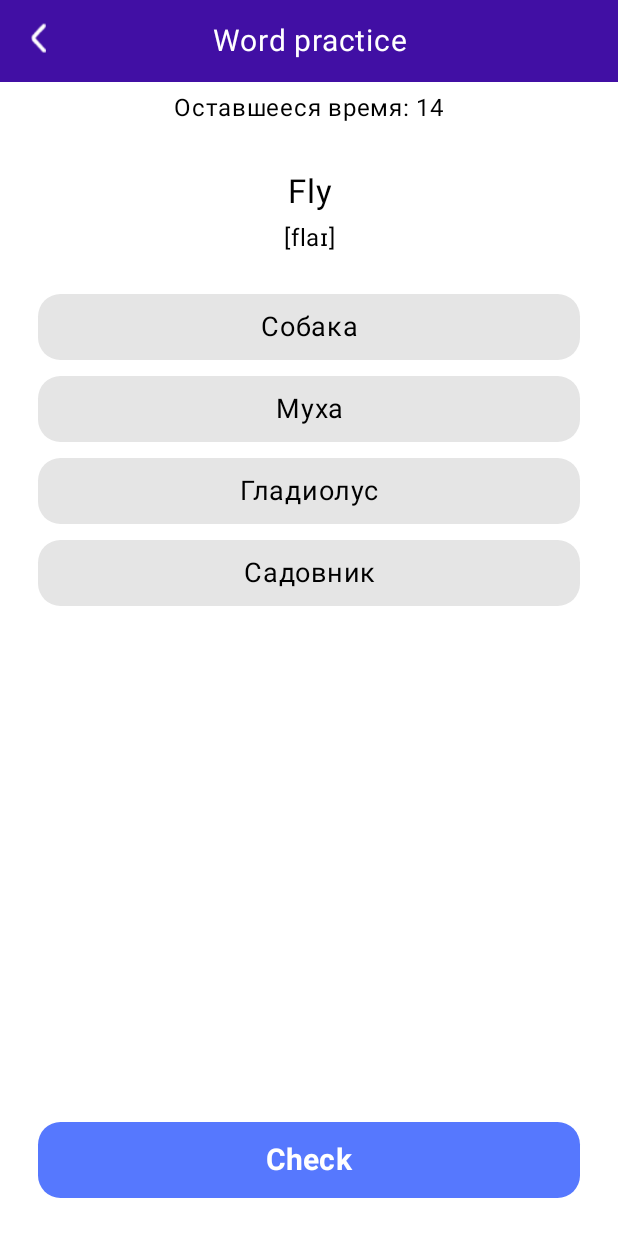
After one commit to Borisova-Pauline/ProffTask, an Android app built with Jetpack Compose: the GameScreen screen opened through its navigation route, on a phone screen of 412 x 824 dp. The commit adds this screen. Run offline under Robolectric (Android 15) with nearby library versions, the phone set to English and light mode, and no system bars.

Commit message:
game done

```diff
--- a/app/src/main/java/com/tomli/profftask/MainActivity.kt
+++ b/app/src/main/java/com/tomli/profftask/MainActivity.kt
@@ -30,6 +30,7 @@ import androidx.navigation.compose.composable
 import androidx.navigation.compose.rememberNavController
 import androidx.navigation.navArgument
 import com.tomli.profftask.screens.ChooseRightScreen
+import com.tomli.profftask.screens.GameScreen
 import com.tomli.profftask.screens.GuessAnimal
 import com.tomli.profftask.screens.LanguageSelect
 import com.tomli.profftask.screens.LogIn
@@ -135,6 +136,9 @@ fun ComposeNavigation(onThemeChange:()->Unit) {
         composable("resize_image_screen") {
             ResizeImage(navController)
         }
+        composable("game_screen") {
+            GameScreen(navController)
+        }
     }
 }
 
--- a/app/src/main/java/com/tomli/profftask/screens/ChooseRightAnswer.kt
+++ b/app/src/main/java/com/tomli/profftask/screens/ChooseRightAnswer.kt
@@ -61,7 +61,7 @@ fun ChooseRightScreen(navController: NavController, proffViewModel: ProffViewMod
     val down = WindowInsets.navigationBars.asPaddingValues().calculateBottomPadding()
 
     val numsList = remember { mutableStateOf(generateFourNums()) }
-    val word = remember { mutableStateOf(numsList.value[Random.nextInt(0, 3)])}
+    val word = remember { mutableStateOf(numsList.value[Random.nextInt(0, 4)])}
     val chosenVar = remember { mutableStateOf(-1) }
     var checkAnswer = remember { mutableStateOf(false) }
     Column(modifier = Modifier.fillMaxSize().background(MaterialTheme.colorScheme.background).padding(bottom = down)) {
--- /dev/null
+++ b/app/src/main/java/com/tomli/profftask/screens/GameScreen.kt
@@ -0,0 +1,269 @@
+package com.tomli.profftask.screens
+
+import android.widget.Toast
+import androidx.compose.foundation.Image
+import androidx.compose.foundation.background
+import androidx.compose.foundation.clickable
+import androidx.compose.foundation.layout.Box
+import androidx.compose.foundation.layout.Column
+import androidx.compose.foundation.layout.Spacer
+import androidx.compose.foundation.layout.WindowInsets
+import androidx.compose.foundation.layout.asPaddingValues
+import androidx.compose.foundation.layout.fillMaxSize
+import androidx.compose.foundation.layout.fillMaxWidth
+import androidx.compose.foundation.layout.height
+import androidx.compose.foundation.layout.navigationBars
+import androidx.compose.foundation.layout.padding
+import androidx.compose.foundation.layout.size
+import androidx.compose.foundation.layout.statusBars
+import androidx.compose.foundation.lazy.LazyColumn
+import androidx.compose.foundation.lazy.items
+import androidx.compose.foundation.shape.RoundedCornerShape
+import androidx.compose.material3.Button
+import androidx.compose.material3.ButtonDefaults
+import androidx.compose.material3.MaterialTheme
+import androidx.compose.material3.Text
+import androidx.compose.runtime.Composable
+import androidx.compose.runtime.LaunchedEffect
+import androidx.compose.runtime.mutableStateOf
+import androidx.compose.runtime.remember
+import androidx.compose.ui.Alignment
+import androidx.compose.ui.Modifier
+import androidx.compose.ui.graphics.Color
+import androidx.compose.ui.platform.LocalContext
+import androidx.compose.ui.res.painterResource
+import androidx.compose.ui.text.font.FontWeight
+import androidx.compose.ui.text.style.TextAlign
+import androidx.compose.ui.unit.dp
+import androidx.compose.ui.unit.sp
+import androidx.lifecycle.viewmodel.compose.viewModel
+import androidx.navigation.NavController
+import com.tomli.profftask.R
+import com.tomli.profftask.databases.ProffViewModel
+import com.tomli.profftask.ui.theme.BlueButtonColor
+import com.tomli.profftask.ui.theme.GreenRight
+import com.tomli.profftask.ui.theme.PurpleApp
+import com.tomli.profftask.ui.theme.RedPinkColor
+import kotlinx.coroutines.delay
+import kotlin.random.Random
+
+@Composable
+fun GameScreen(navController: NavController){
+    val context = LocalContext.current
+    val up = WindowInsets.statusBars.asPaddingValues().calculateTopPadding()
+    val down = WindowInsets.navigationBars.asPaddingValues().calculateBottomPadding()
+
+    val numsList = remember { mutableStateOf(generateFourNums()) }
+    val word = remember { mutableStateOf(numsList.value[Random.nextInt(0, 4)]) }
+    val chosenVar = remember { mutableStateOf(-1) }
+    var checkAnswer = remember { mutableStateOf(false) }
+
+    var rounds = 7
+    var currentRound = remember { mutableStateOf(1) }
+    val timeOfThisRound = remember { mutableStateOf(15) }
+
+    var computersChoice = remember { mutableStateOf(-1) }
+    var isComputerAnswered = remember { mutableStateOf(false) }
+    val timeComputer = remember { mutableStateOf(Random.nextInt(1, 3)) }
+
+
+    LaunchedEffect(key1 = currentRound.value) {
+        while(timeComputer.value>=0){
+            delay(1000)
+            timeComputer.value--
+        }
+    }
+    //Timer(timeComputer.value, {timeComputer.value--}, true, currentRound.value, modifier = Modifier)
+    if(timeComputer.value==0){
+        computersChoice.value = makeComputerDecision(word.value)
+        isComputerAnswered.value = true
+    }
+    Column(modifier = Modifier.fillMaxSize().background(MaterialTheme.colorScheme.background).padding(bottom = down)) {
+        Box(modifier = Modifier.background(PurpleApp).fillMaxWidth().padding(15.dp)) {
+            Column{
+                Spacer(modifier = Modifier.height(up))
+                Text(
+                    text = "Word practice",
+                    color = Color.White,
+                    modifier = Modifier.fillMaxWidth(),
+                    textAlign = TextAlign.Center,
+                    fontSize = 20.sp
+                )
+            }
+            Image(painter = painterResource(R.drawable.back_arrow), contentDescription = null,
+                modifier = Modifier.padding(top=up).size(20.dp).clickable { navController.navigate("main_page") })
+        }
+        Box(modifier = Modifier.fillMaxWidth()){
+            LaunchedEffect(key1 = currentRound.value) {
+                while(timeOfThisRound.value>0){
+                    delay(1000)
+                    timeOfThisRound.value--
+                }
+            }
+            if(timeOfThisRound.value<0){
+                timeOfThisRound.value=0
+            }
+            Text(text="Оставшееся время: ${timeOfThisRound.value}", modifier = Modifier.align(
+                Alignment.Center).padding(5.dp))
+        }
+        Column(modifier = Modifier.padding(horizontal = 25.dp)) {
+            Spacer(modifier = Modifier.height(20.dp))
+            Text(
+                text = Words.entries.get(word.value).name,
+                modifier = Modifier.fillMaxWidth().padding(vertical = 5.dp),
+                textAlign = TextAlign.Center,
+                fontSize = 22.sp,
+                color = MaterialTheme.colorScheme.onBackground
+            )
+            Text(
+                text = Words.entries.get(word.value).engWordTranscription,
+                modifier = Modifier.fillMaxWidth(),
+                textAlign = TextAlign.Center,
+                color = MaterialTheme.colorScheme.onBackground
+            )
+            Spacer(modifier = Modifier.height(20.dp))
+            LazyColumn {
+                items(numsList.value) { item ->
+                    if (!checkAnswer.value) {
+                        var color: Color
+                        var wordColor: Color
+                        val who: String
+                        if (item == chosenVar.value || item == computersChoice.value) {
+                            color = BlueButtonColor
+                            wordColor = Color.White
+                        } else {
+                            color = Color(0xffe5e5e5)
+                            wordColor = Color.Black
+                        }
+                        if(item == chosenVar.value && item == computersChoice.value){
+                            who = "You & P2"
+                        }else if(item == chosenVar.value){
+                            who = "You"
+                        }else if(item == computersChoice.value){
+                            who = "P2"
+                        }else{
+                            who = ""
+                        }
+                        Box(modifier = Modifier.fillMaxWidth().padding(vertical = 5.dp)
+                            .background(color = color, shape = RoundedCornerShape(15.dp))
+                            .clickable { chosenVar.value = item }) {
+                            Text(
+                                text = Words.entries.get(item).rusWord,
+                                modifier = Modifier.fillMaxWidth().padding(10.dp),
+                                textAlign = TextAlign.Center,
+                                fontSize = 18.sp,
+                                color = wordColor
+                            )
+                            Text(text = who,
+                                modifier = Modifier.fillMaxWidth().padding(10.dp),
+                                fontSize = 18.sp,
+                                color = wordColor)
+                        }
+                    } else {
+                        var color: Color
+                        var wordColor: Color
+                        var who: String
+                        if (item == word.value) {
+                            color = GreenRight
+                            wordColor = Color.White
+                        } else if (item != word.value && (item == chosenVar.value||item==computersChoice.value)) {
+                            color = RedPinkColor
+                            wordColor = Color.White
+                        } else {
+                            color = Color(0xffe5e5e5)
+                            wordColor = Color.Black
+                        }
+
+                        if(item == chosenVar.value && item == computersChoice.value){
+                            who = "You & P2"
+                        }else if(item == chosenVar.value){
+                            who = "You"
+                        }else if(item == computersChoice.value){
+                            who = "P2"
+                        }else{
+                            who = ""
+                        }
+                        Box(
+                            modifier = Modifier.fillMaxWidth().padding(vertical = 5.dp)
+                                .background(color = color, shape = RoundedCornerShape(15.dp))
+                        ) {
+                            Text(
+                                text = Words.entries.get(item).rusWord,
+                                modifier = Modifier.fillMaxWidth().padding(10.dp),
+                                textAlign = TextAlign.Center,
+                                fontSize = 18.sp,
+                                color = wordColor
+                            )
+                            Text(text = who,
+                                modifier = Modifier.fillMaxWidth().padding(10.dp),
+                                fontSize = 18.sp,
+                                color = wordColor)
+                        }
+                    }
+
+                }
+            }
+            if(timeOfThisRound.value<=0 && !checkAnswer.value){
+                checkAnswer.value=true
+                if(chosenVar.value<=0){
+                    Toast.makeText(context, "Время вышло!", Toast.LENGTH_LONG).show()
+                }
+            }
+            Spacer(modifier = Modifier.weight(1f))
+            if(!checkAnswer.value){
+                Button(onClick = {
+                    if(computersChoice.value<0){
+                        Toast.makeText(context, "P2 ещё не выбрал", Toast.LENGTH_LONG).show()
+                    }else{
+                        if(chosenVar.value>-1){
+                            checkAnswer.value=true
+                            timeOfThisRound.value=0
+                        }
+                    }
+                }, colors = ButtonDefaults.buttonColors(containerColor = BlueButtonColor),
+                    modifier = Modifier.fillMaxWidth().padding(vertical = 25.dp), shape = RoundedCornerShape(15.dp)
+                ) {
+                    Text(text="Check", fontSize = 20.sp, fontWeight = FontWeight.Bold, modifier = Modifier.padding(5.dp), color = Color.White)
+                }
+            }else{
+                Button(onClick = {
+                    if(currentRound.value==rounds){
+                        navController.navigate("main_page")
+                    }else{
+                        checkAnswer.value=false
+                        numsList.value = generateFourNums()
+                        word.value = numsList.value[Random.nextInt(0, 3)]
+                        chosenVar.value = -1
+                        computersChoice.value = -1
+                        isComputerAnswered.value = false
+                        timeComputer.value = Random.nextInt(1, 3)
+                        timeOfThisRound.value = 15
+                        currentRound.value++
+                    }
+                }, colors = ButtonDefaults.buttonColors(containerColor = BlueButtonColor),
+                    modifier = Modifier.fillMaxWidth().padding(vertical = 25.dp), shape = RoundedCornerShape(15.dp)
+                ) {
+                    if(currentRound.value==rounds){
+                        Text(text="Finish", fontSize = 20.sp, fontWeight = FontWeight.Bold, modifier = Modifier.padding(5.dp), color = Color.White)
+                    }else{
+                        Text(text="Next", fontSize = 20.sp, fontWeight = FontWeight.Bold, modifier = Modifier.padding(5.dp), color = Color.White)
+                    }
+                }
+            }
+        }
+    }
+}
+
+
+fun makeComputerDecision(rightAnswer: Int): Int{
+    val chance = Random.nextInt(1, 11)
+    if(chance<=2){
+        return rightAnswer
+    }else{
+        var answer: Int
+        do{
+            answer = Random.nextInt(0, 4)
+        }while(answer==rightAnswer)
+        return answer
+    }
+}
--- a/app/src/main/java/com/tomli/profftask/screens/MainPage.kt
+++ b/app/src/main/java/com/tomli/profftask/screens/MainPage.kt
@@ -122,7 +122,7 @@ fun MainPage(navController: NavController, proffViewModel: ProffViewModel = view
                     Text(text = "Audition", modifier = Modifier.fillMaxWidth().padding(bottom =8.dp), textAlign = TextAlign.Center, color = Color.White)
                 }
                 Spacer(modifier = Modifier.width(20.dp))
-                Column(modifier = Modifier.weight(1f).background(color = GreenRight, shape = RoundedCornerShape(20.dp))){
+                Column(modifier = Modifier.weight(1f).background(color = GreenRight, shape = RoundedCornerShape(20.dp)).clickable { navController.navigate("game_screen") }){
                     Text(text = "\uD83C\uDFAE", fontSize = 70.sp, modifier = Modifier.fillMaxWidth().padding(top=8.dp), textAlign = TextAlign.Center)
                     Text(text = "Game", modifier = Modifier.fillMaxWidth().padding(bottom=8.dp), textAlign = TextAlign.Center, color = Color.White)
                 }
```
